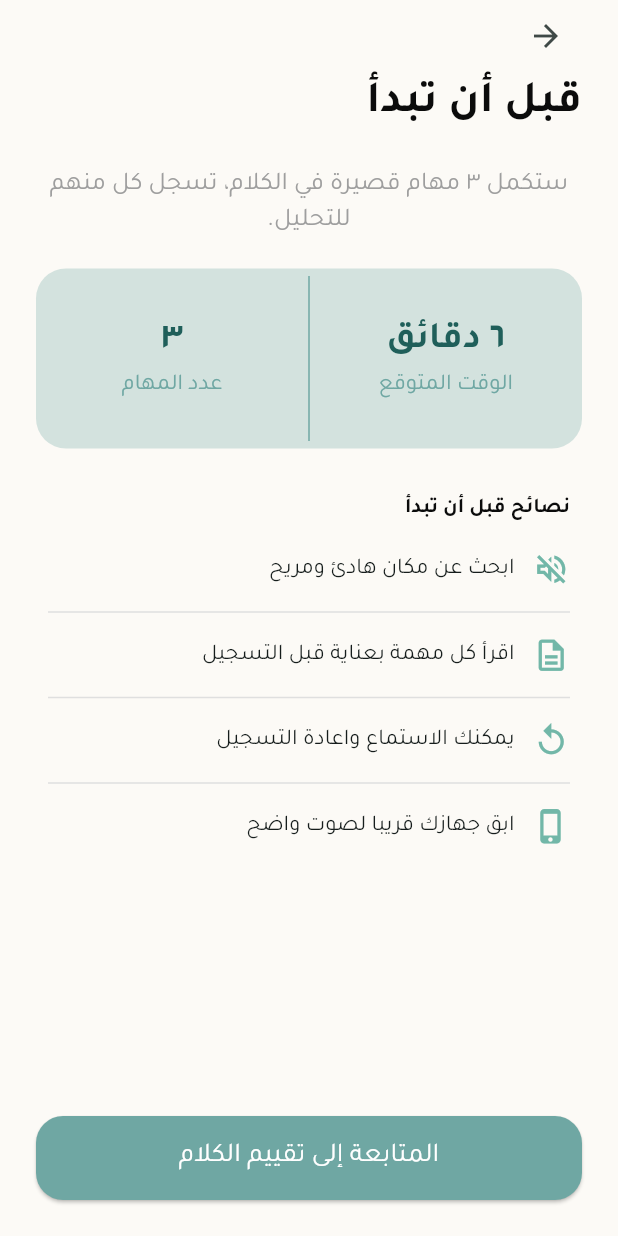
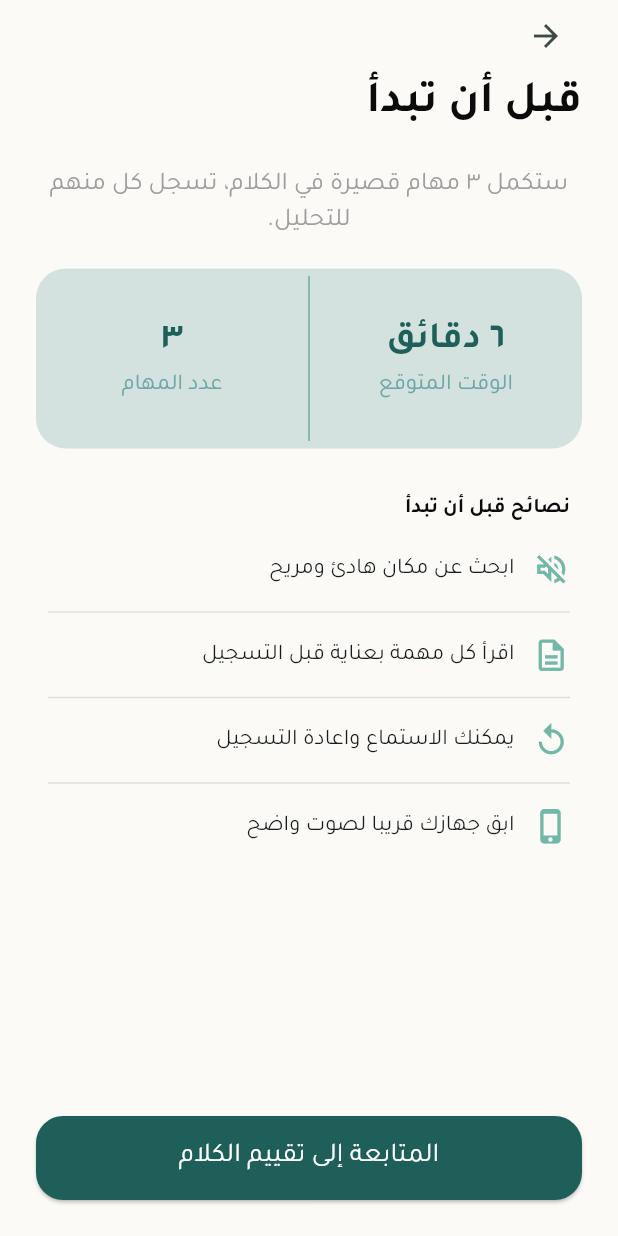
Before and after one commit to DanahAlsayari/Taleeq, a Flutter app: the SpeechAssesmentIntroScreen screen opened directly, on a phone screen of 412 x 824 dp. Run offline on Flutter 3.47's test engine with Material 3 defaults, Android fonts, the phone set to English and light mode, and no system bars; our stand-ins replace app_links, confetti, fl_chart, flutter_animate, flutter_secure_storage, flutter_svg and 4 more; missing offline and left inert: record; accounts and stored records are empty; network calls fail; project files that could hold a hidden picture were left out.

Commit message:
fix buttons + record navigation

```diff
--- a/Client/lib/presentation_layer/exerciseUI/exercise_screen.dart
+++ b/Client/lib/presentation_layer/exerciseUI/exercise_screen.dart
@@ -169,6 +169,10 @@ class _ExerciseScreenState extends State<ExerciseScreen> {
     });
 
     try {
+      if (isPlaying) {
+        await recordingService.stopAudio();
+      }
+
       final result = await ExerciseApiService().analyzeExerciseAudio(
         exerciseId: widget.exercise['id'].toString(),
         recordingPath: recordingPath!,
@@ -177,7 +181,6 @@ class _ExerciseScreenState extends State<ExerciseScreen> {
 
     if (!mounted) return;
       debugPrint('Exercise analysis result: $result');
-
       Navigator.of(context).pushReplacement(
         MaterialPageRoute(
           builder: (_) =>
--- a/Client/lib/presentation_layer/widgets/assesmentWidgets/pre_assessment_questions_screen.dart
+++ b/Client/lib/presentation_layer/widgets/assesmentWidgets/pre_assessment_questions_screen.dart
@@ -1,3 +1,5 @@
+import 'package:client/main.dart';
+import 'package:client/theme/taleeq_theme.dart';
 import 'package:flutter/material.dart';
 
 import '../../../services/pre_assessment_service.dart';
@@ -302,7 +304,7 @@ class _PreAssessmentQuestionsScreenState
                   }
                 : null,
             style: ElevatedButton.styleFrom(
-              backgroundColor: const Color(0xFF6FA7A3),
+              backgroundColor: TaleeqTheme.primaryTeal,
               shape: RoundedRectangleBorder(
                 borderRadius: BorderRadius.circular(18.0),
               ),
--- a/Client/lib/presentation_layer/widgets/assesmentWidgets/speech_assesment_intro_screen.dart
+++ b/Client/lib/presentation_layer/widgets/assesmentWidgets/speech_assesment_intro_screen.dart
@@ -1,3 +1,4 @@
+import 'package:client/theme/taleeq_theme.dart';
 import 'package:flutter/material.dart';
 
 import 'pre_assesment_success_screen.dart';
@@ -217,7 +218,7 @@ if (!isRetake) ...[
             },
 
             style: ElevatedButton.styleFrom(
-              backgroundColor: const Color(0xFF6FA7A3),
+              backgroundColor: TaleeqTheme.primaryTeal,
               shape: RoundedRectangleBorder(
                 borderRadius: BorderRadius.circular(18.0),
               ),
--- a/Client/lib/presentation_layer/widgets/assesmentWidgets/speech_assesment_questions_screen.dart
+++ b/Client/lib/presentation_layer/widgets/assesmentWidgets/speech_assesment_questions_screen.dart
@@ -1,3 +1,4 @@
+import 'package:client/theme/taleeq_theme.dart';
 import 'package:flutter/material.dart';
 
 import '../../../services/assessment_api_service.dart';
@@ -959,7 +960,7 @@ class _SpeechAssesmentQuestionsScreen
                   }
                 : null,
             style: ElevatedButton.styleFrom(
-              backgroundColor: const Color(0xFF6FA7A3),
+              backgroundColor: TaleeqTheme.primaryTeal,
               shape: RoundedRectangleBorder(
                 borderRadius: BorderRadius.circular(18.0),
               ),
```
